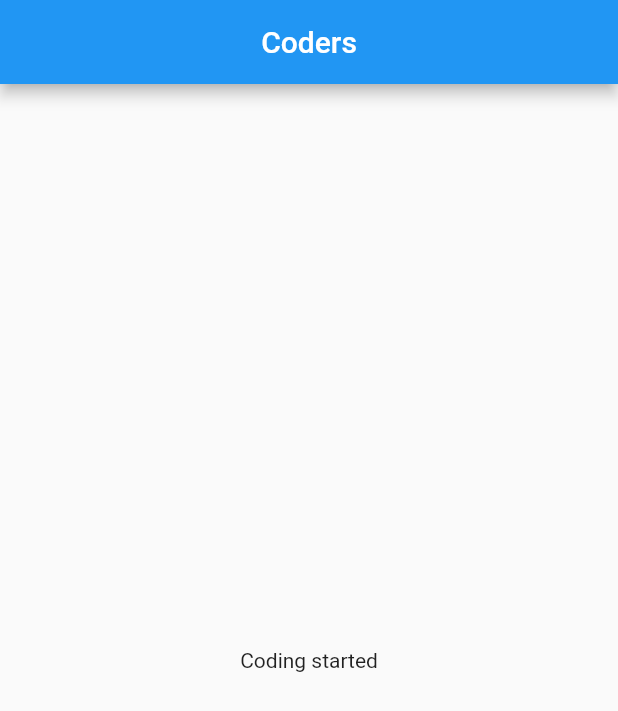
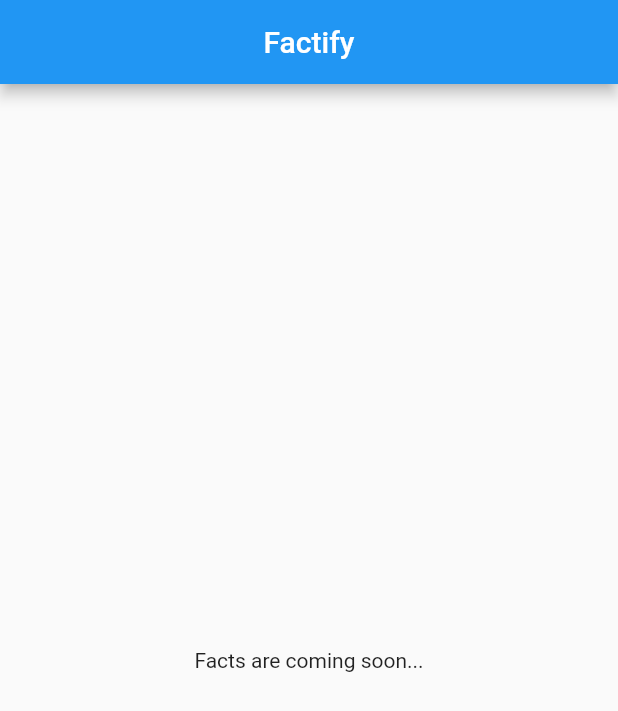
Before and after one commit to nitinreddy3/Startup-App, a Flutter app: the screen it shows after launch, on a phone screen of 412 x 824 dp. Shown: the top 711 px of the screen. Run offline on Flutter 3.47's test engine with Material 2 defaults, Android fonts, the phone set to English and light mode, and no system bars.

Commit message:
A random app which gives facts on everything

```diff
--- a/lib/home.dart
+++ b/lib/home.dart
@@ -6,12 +6,12 @@ class Home extends StatelessWidget {
     return Scaffold(
       appBar: AppBar(
         title: Center(
-          child: Text('Coders'),
+          child: Text('Factify'),
         ),
       ),
       body: Center(
         child: Container(
-          child: Text('Coding started'),
+          child: Text('Facts are coming soon...'),
         ),
       ),
     );
```
